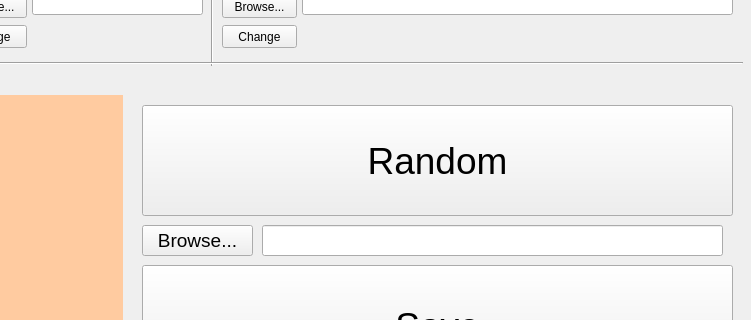
This is random.ui in RealBest07/Random-Paste-Pic as Qt 5 draws it before an edit; both pictures show x 338 to 1089 and y 455 to 775 of the 1089 by 878 pixel window. The edited form follows.
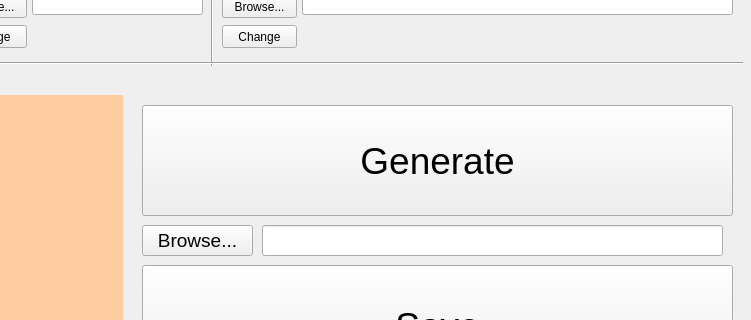
This is the edited form.

```diff
--- a/random.ui
+++ b/random.ui
@@ -183,7 +183,7 @@
      </font>
     </property>
     <property name="text">
-     <string>Random</string>
+     <string>Generate</string>
     </property>
    </widget>
    <widget class="QPushButton" name="savebt1">
```
